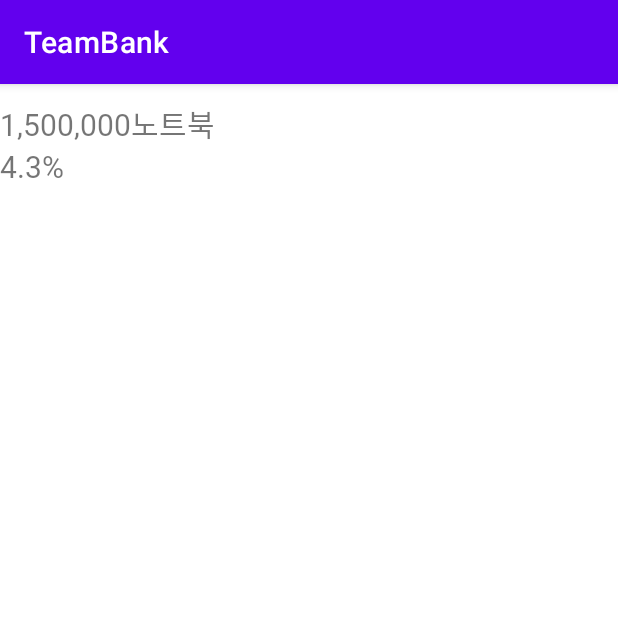
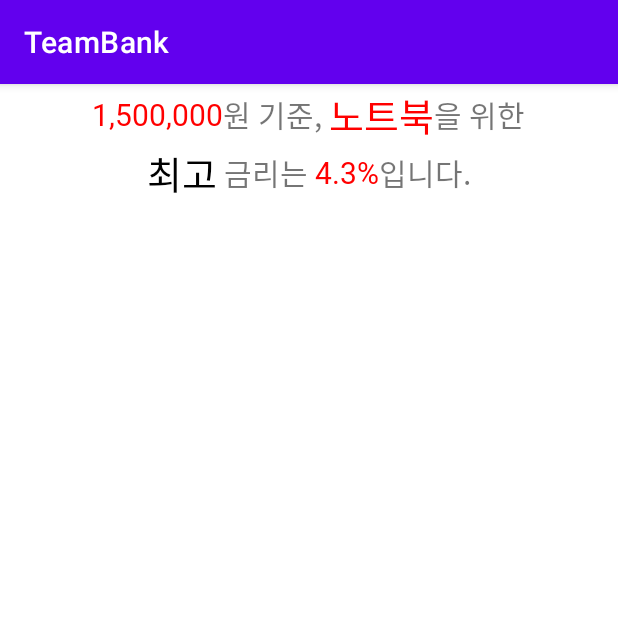
Before and after one commit to superdongte/TeamBank, an Android app: the InstallmentActivity screen opened directly, with no data from a screen before it, on a phone screen of 412 x 824 dp, the top half of it. Run offline under Robolectric (Android 15) with nearby library versions, the phone set to English and light mode, and no system bars.

Commit message:
[예은] 적금상품화면

```diff
--- a/app/src/main/res/layout/activity_installment.xml
+++ b/app/src/main/res/layout/activity_installment.xml
@@ -19,12 +19,26 @@
         <LinearLayout
             android:layout_width="match_parent"
             android:layout_height="wrap_content"
-            android:orientation="horizontal">
+            android:orientation="horizontal"
+            android:gravity="center"
+            >
+
             <TextView
                 android:id="@+id/itemPrice"
                 android:layout_width="wrap_content"
                 android:layout_height="wrap_content"
                 android:text="1,500,000"
+                android:textColor="#ffff0000"
+                android:textSize="20sp"
+                android:fontFamily="@font/katuri">
+
+            </TextView>
+
+            <TextView
+                android:id="@+id/installText1"
+                android:layout_width="wrap_content"
+                android:layout_height="wrap_content"
+                android:text="원 기준, "
                 android:textSize="20sp"
                 android:fontFamily="@font/katuri">
 
@@ -35,11 +49,49 @@
                 android:layout_width="wrap_content"
                 android:layout_height="wrap_content"
                 android:text="노트북"
+                android:textColor="#ffff0000"
+                android:textSize="25sp"
+                android:fontFamily="@font/katuri">
+
+            </TextView>
+            <TextView
+                android:id="@+id/installText2"
+                android:layout_width="wrap_content"
+                android:layout_height="wrap_content"
+                android:text="을 위한"
                 android:textSize="20sp"
                 android:fontFamily="@font/katuri">
 
             </TextView>
         </LinearLayout>
+
+        <LinearLayout
+            android:layout_width="match_parent"
+            android:layout_height="wrap_content"
+            android:orientation="horizontal"
+            android:gravity="center"
+            >
+
+            <TextView
+                android:id="@+id/installText3"
+                android:layout_width="wrap_content"
+                android:layout_height="wrap_content"
+                android:text="최고"
+                android:textSize="25sp"
+                android:textColor="#000000"
+                android:fontFamily="@font/katuri">
+
+            </TextView>
+
+            <TextView
+                android:id="@+id/installText4"
+                android:layout_width="wrap_content"
+                android:layout_height="wrap_content"
+                android:text=" 금리는 "
+                android:textSize="20sp"
+                android:fontFamily="@font/katuri">
+
+            </TextView>
 
 
             <TextView
@@ -47,10 +99,23 @@
                 android:layout_width="wrap_content"
                 android:layout_height="wrap_content"
                 android:text="4.3%"
+                android:textColor="#ffff0000"
+                android:textSize="20sp"
+                android:fontFamily="@font/katuri">
+            </TextView>
+
+            <TextView
+                android:id="@+id/installText5"
+                android:layout_width="wrap_content"
+                android:layout_height="wrap_content"
+                android:text="입니다."
                 android:textSize="20sp"
                 android:fontFamily="@font/katuri">
 
             </TextView>
+
+
+        </LinearLayout>
     </LinearLayout>
 
     <androidx.recyclerview.widget.RecyclerView
```
Also changed, not shown: app/src/main/res/drawable/bg_gls_result_items_count.xml (added, +12 -0 lines), app/src/main/res/layout/installment_item.xml (added, +179 -0 lines). Lines whose indentation alone changed are shown as unchanged.
